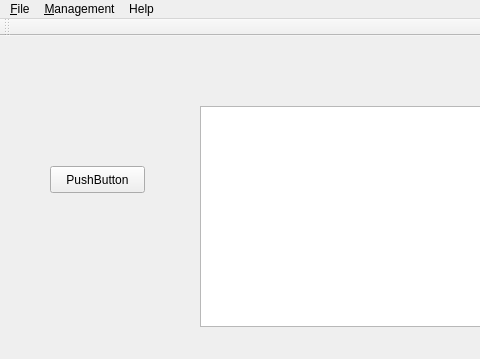
Before: the Qt Designer form TeacherHelper/src/mainForm.ui in jeremydumais/TeacherHelper, drawn with Qt 5; both pictures show x 0 to 480 and y 0 to 359 of the 800 by 600 pixel window.
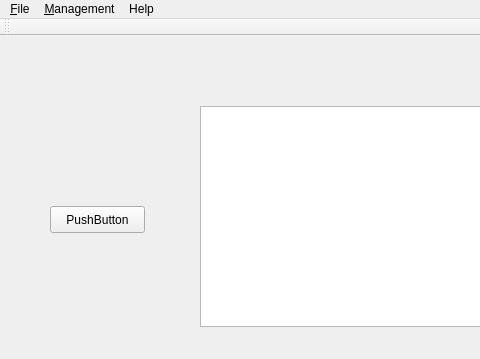
After: the same form once the commit is applied.

The edit to the form file:
```diff
--- a/TeacherHelper/src/mainForm.ui
+++ b/TeacherHelper/src/mainForm.ui
@@ -18,7 +18,7 @@
     <property name="geometry">
      <rect>
       <x>50</x>
-      <y>130</y>
+      <y>170</y>
       <width>95</width>
       <height>27</height>
      </rect>
```
Left out of the diff: 2 changed lines with no effect on the pictures.
